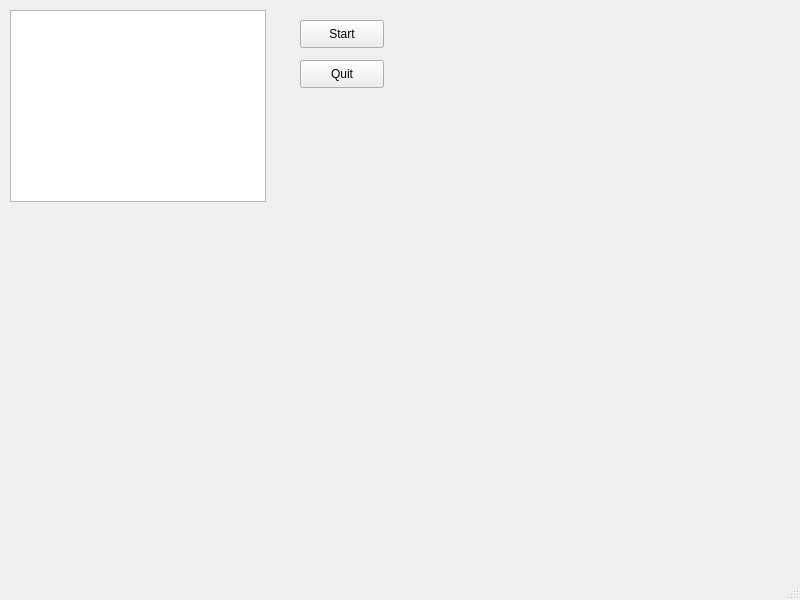
First picture: the form in Game/graphics/mainwindow.ui, repository Edechkin/ohjelmointi-3, before the edit.
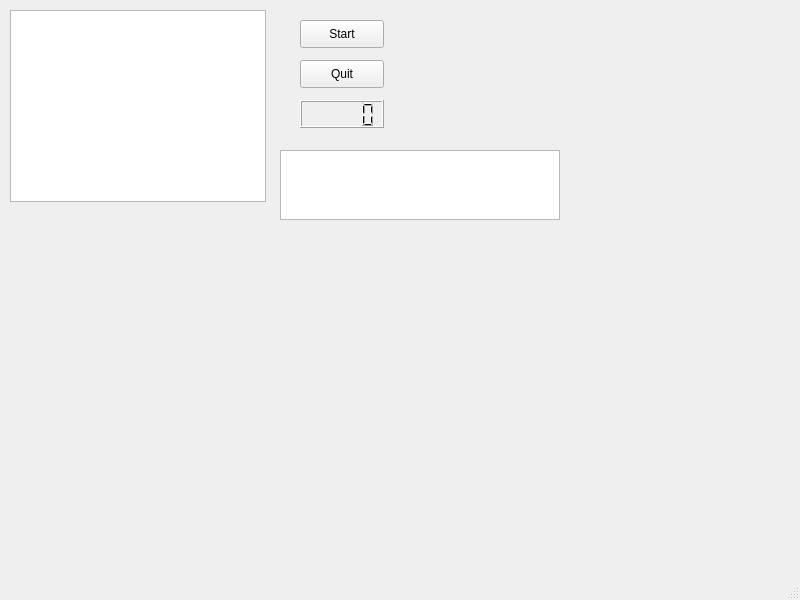
Second picture: the form after the edit.

Diff of the .ui file:
```diff
--- a/Game/graphics/mainwindow.ui
+++ b/Game/graphics/mainwindow.ui
@@ -50,6 +50,97 @@
      <string>Quit</string>
     </property>
    </widget>
+   <widget class="QLCDNumber" name="pointsView">
+    <property name="geometry">
+     <rect>
+      <x>300</x>
+      <y>100</y>
+      <width>84</width>
+      <height>28</height>
+     </rect>
+    </property>
+   </widget>
+   <widget class="QTextBrowser" name="textView">
+    <property name="geometry">
+     <rect>
+      <x>280</x>
+      <y>150</y>
+      <width>280</width>
+      <height>70</height>
+     </rect>
+    </property>
+    <property name="palette">
+     <palette>
+      <active>
+       <colorrole role="Text">
+        <brush brushstyle="SolidPattern">
+         <color alpha="255">
+          <red>239</red>
+          <green>41</green>
+          <blue>41</blue>
+         </color>
+        </brush>
+       </colorrole>
+       <colorrole role="PlaceholderText">
+        <brush brushstyle="SolidPattern">
+         <color alpha="128">
+          <red>239</red>
+          <green>41</green>
+          <blue>41</blue>
+         </color>
+        </brush>
+       </colorrole>
+      </active>
+      <inactive>
+       <colorrole role="Text">
+        <brush brushstyle="SolidPattern">
+         <color alpha="255">
+          <red>239</red>
+          <green>41</green>
+          <blue>41</blue>
+         </color>
+        </brush>
+       </colorrole>
+       <colorrole role="PlaceholderText">
+        <brush brushstyle="SolidPattern">
+         <color alpha="128">
+          <red>239</red>
+          <green>41</green>
+          <blue>41</blue>
+         </color>
+        </brush>
+       </colorrole>
+      </inactive>
+      <disabled>
+       <colorrole role="Text">
+        <brush brushstyle="SolidPattern">
+         <color alpha="127">
+          <red>255</red>
+          <green>255</green>
+          <blue>255</blue>
+         </color>
+        </brush>
+       </colorrole>
+       <colorrole role="PlaceholderText">
+        <brush brushstyle="SolidPattern">
+         <color alpha="128">
+          <red>231</red>
+          <green>231</green>
+          <blue>231</blue>
+         </color>
+        </brush>
+       </colorrole>
+      </disabled>
+     </palette>
+    </property>
+    <property name="font">
+     <font>
+      <pointsize>35</pointsize>
+      <weight>75</weight>
+      <bold>true</bold>
+     </font>
+    </property>
+   </widget>
   </widget>
   <widget class="QMenuBar" name="menubar">
    <property name="geometry">
```
